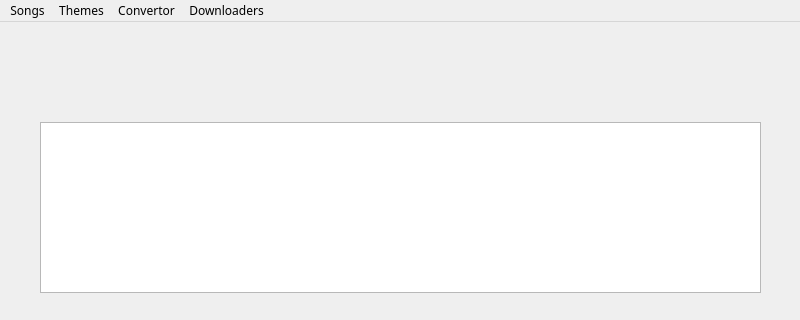
The window that trb.ui (TheHardGamer/python-music-player) describes before a commit, drawn with Qt 5; both pictures show x 0 to 800 and y 0 to 320 of the 800 by 600 pixel window.
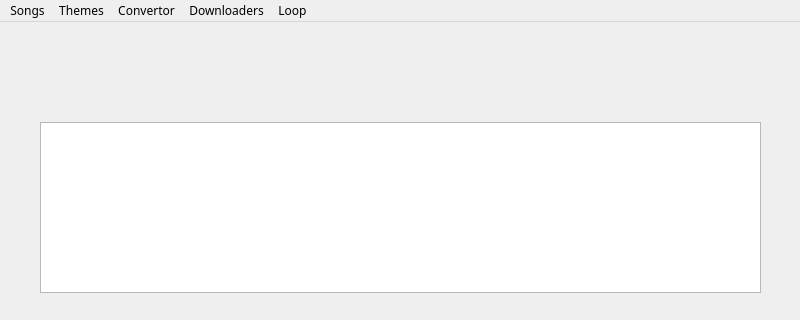
The same window after the commit. Icons and pictures are not drawn.

Commit message: Completely re-write in pyqt5

Patch:
```diff
--- a/trb.ui
+++ b/trb.ui
@@ -322,10 +322,18 @@
     <addaction name="ytdl"/>
     <addaction name="jiosavn"/>
    </widget>
+   <widget class="QMenu" name="menuLoop">
+    <property name="title">
+     <string>Loop</string>
+    </property>
+    <addaction name="loopone"/>
+    <addaction name="loopall"/>
+   </widget>
    <addaction name="menuSongs"/>
    <addaction name="menuThemes"/>
    <addaction name="menuConvertor"/>
    <addaction name="menuDownloaders"/>
+   <addaction name="menuLoop"/>
   </widget>
   <action name="addsongs">
    <property name="checkable">
```
Left out of the diff: 28 changed lines with no effect on the pictures. The commit also changes 2 other files.
